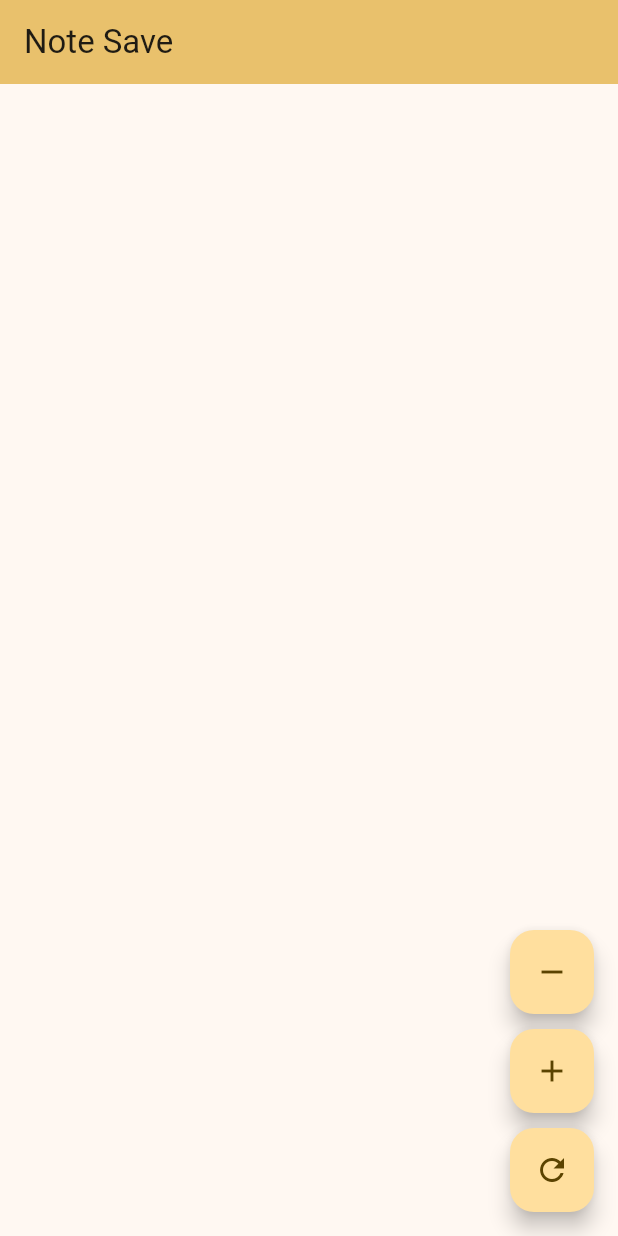
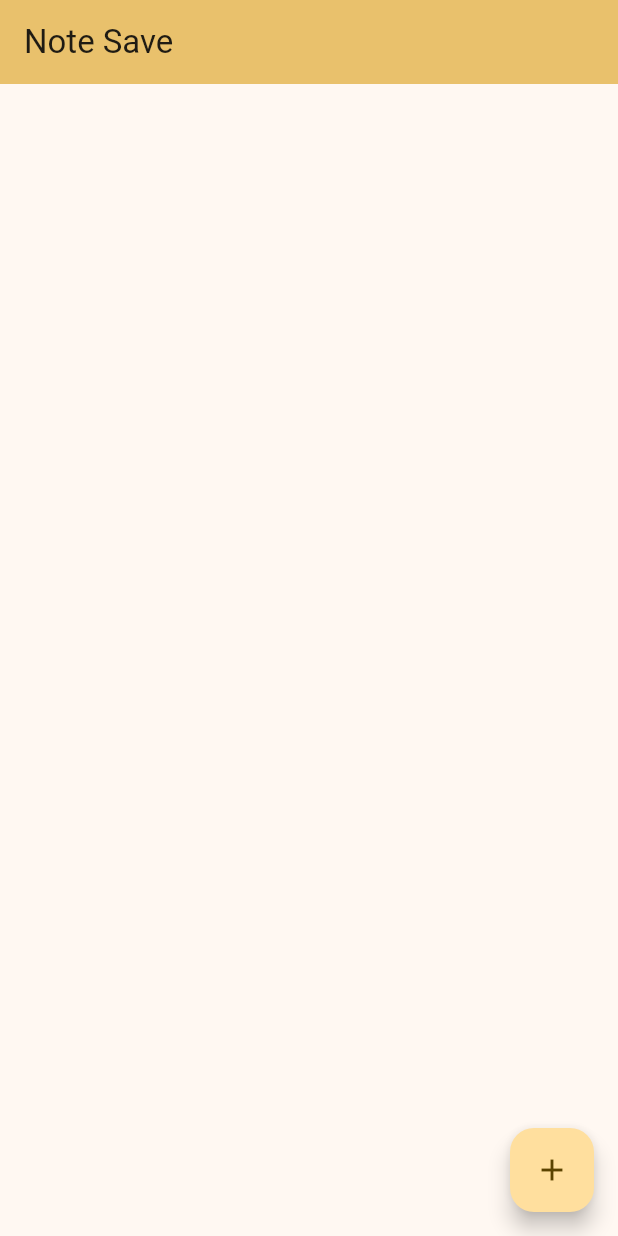
Before and after one commit to Dyadee/notesave, a Flutter app: the screen it shows after launch, on a phone screen of 412 x 824 dp. Run offline on Flutter 3.47's test engine with Material 3 defaults, Android fonts, the phone set to English and light mode, and no system bars; our stand-ins replace freezed_annotation; network calls fail.

```diff
--- a/lib/main.dart
+++ b/lib/main.dart
@@ -1,6 +1,8 @@
 import 'package:flutter/material.dart';
-import 'package:notesave/homepage.dart';
+import 'package:notesave/screens/edit_note_screen.dart';
+import 'package:notesave/screens/homepage.dart';
 import 'package:notesave/screens/add_note_screen.dart';
+import 'package:notesave/screens/single_note_screen.dart';
 
 void main() {
   runApp(const MyApp());
@@ -20,6 +22,8 @@ class MyApp extends StatelessWidget {
       routes: {
         '/': (context) => const HomePage(title: 'Note Save'),
         '/add_note': (context) => const AddNoteScreen(),
+        EditNoteScreen.routeName: (context) => const EditNoteScreen(),
+        SingleNoteScreen.routeName: (context) => const SingleNoteScreen(),
       },
     );
   }
--- a/lib/homepage.dart
+++ b/lib/screens/homepage.dart
@@ -69,26 +69,10 @@ class _HomePageState extends State<HomePage> {
         children: [
           FloatingActionButton(
             onPressed: () {
-              deleteNote(2);
+              Navigator.pushNamed(context, '/add_note');
             },
-            tooltip: 'Delete Note',
-            child: const Icon(Icons.remove),
-          ),
-          const SizedBox(
-            height: 10,
-          ),
-          FloatingActionButton(
-            onPressed: addNote,
             tooltip: 'Add Note',
             child: const Icon(Icons.add),
-          ),
-          const SizedBox(
-            height: 10,
-          ),
-          FloatingActionButton(
-            onPressed: updateNote,
-            tooltip: 'Update Note',
-            child: const Icon(Icons.refresh),
           ),
         ],
       ),
```
Also changed, not shown: lib/screens/add_note_screen.dart (+7 -3 lines), lib/screens/edit_note_screen.dart (added, +28 -0 lines), lib/screens/single_note_screen.dart (added, +38 -0 lines), lib/widgets/note_widget.dart (+8 -1 lines).
